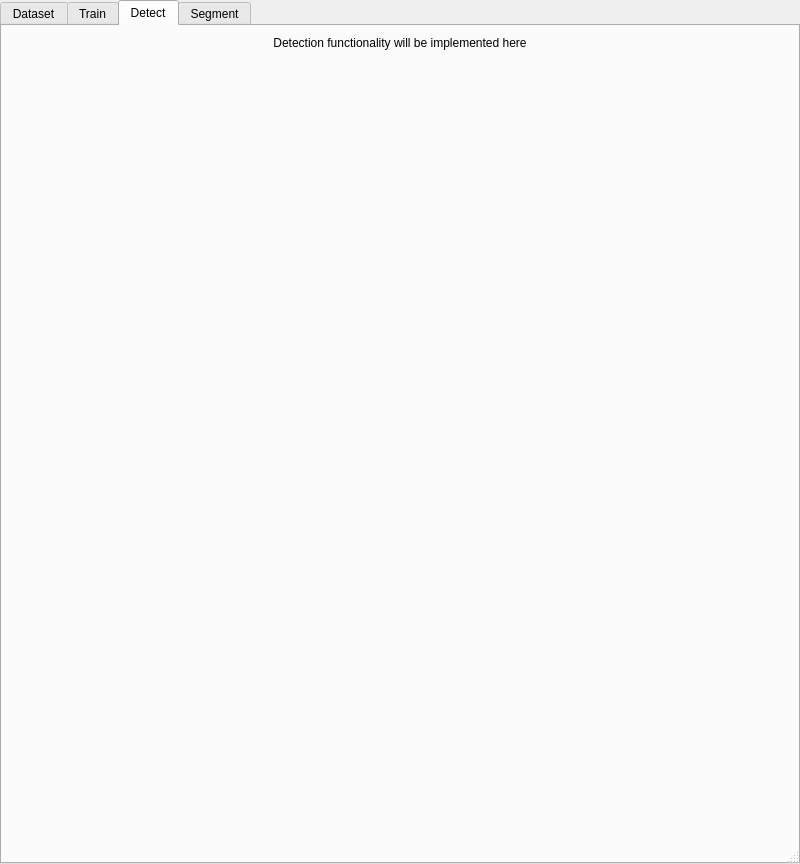
First picture: the form in yolo_qgis_dialog_base.ui, repository santerr80/yolo_qgis, before the edit.
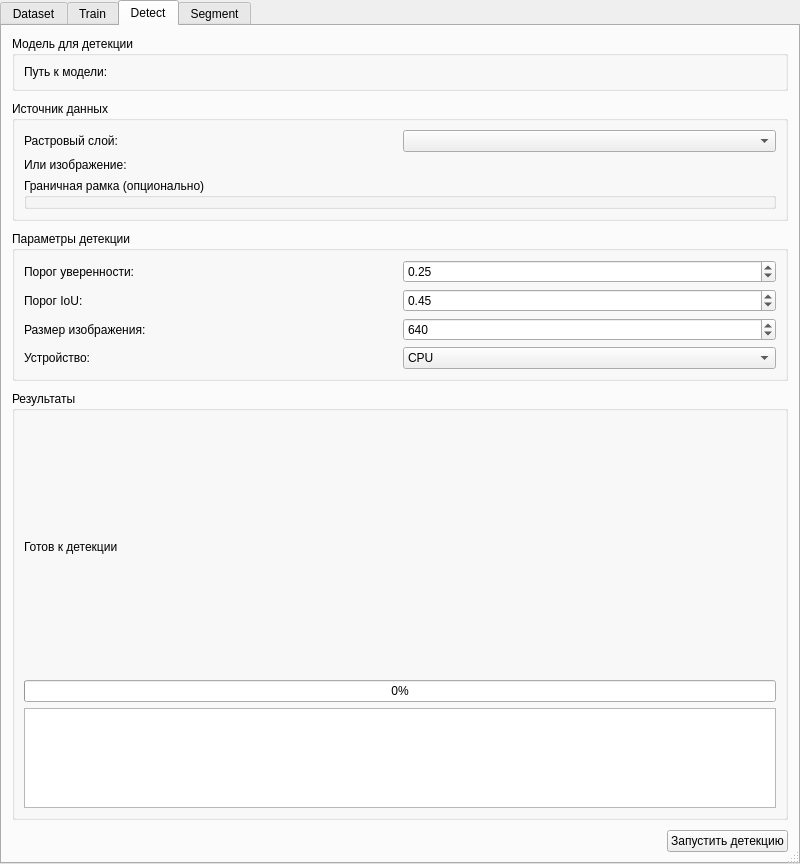
Second picture: the form after the edit. The open tabs and pages were chosen to show the change. Icons and pictures are not drawn. Custom widgets are drawn as their Qt base class.

Commit message: Implement detection functionality in YOLO QGIS dialog

Diff of the .ui file:
```diff
--- a/yolo_qgis_dialog_base.ui
+++ b/yolo_qgis_dialog_base.ui
@@ -1595,27 +1595,226 @@
         <number>10</number>
        </property>
        <item>
-        <widget class="QLabel" name="detectLabel">
-         <property name="text">
-          <string>Detection functionality will be implemented here</string>
+        <widget class="QGroupBox" name="groupBoxDetectionModel">
+         <property name="title">
+          <string>Модель для детекции</string>
          </property>
-         <property name="alignment">
-          <set>Qt::AlignCenter</set>
+         <layout class="QGridLayout" name="gridLayout_detection_model">
+          <item row="0" column="0">
+           <widget class="QLabel" name="labelDetectionModelPath">
+            <property name="text">
+             <string>Путь к модели:</string>
+            </property>
+           </widget>
+          </item>
+          <item row="0" column="1">
+           <widget class="QgsFileWidget" name="fileWidgetDetectionModel">
+            <property name="filter">
+             <string>PyTorch models (*.pt)</string>
+            </property>
+           </widget>
+          </item>
+         </layout>
+        </widget>
+       </item>
+       <item>
+        <widget class="QGroupBox" name="groupBoxDetectionSource">
+         <property name="title">
+          <string>Источник данных</string>
          </property>
+         <layout class="QGridLayout" name="gridLayout_detection_source">
+          <item row="0" column="0">
+           <widget class="QLabel" name="labelDetectionRaster">
+            <property name="text">
+             <string>Растровый слой:</string>
+            </property>
+           </widget>
+          </item>
+          <item row="0" column="1">
+           <widget class="QgsMapLayerComboBox" name="mMapLayerComboBoxDetectionRaster"/>
+          </item>
+          <item row="1" column="0">
+           <widget class="QLabel" name="labelDetectionImage">
+            <property name="text">
+             <string>Или изображение:</string>
+            </property>
+           </widget>
+          </item>
+          <item row="1" column="1">
+           <widget class="QgsFileWidget" name="fileWidgetDetectionImage">
+            <property name="filter">
+             <string>Images (*.png *.jpg *.jpeg *.tif *.tiff)</string>
+            </property>
+           </widget>
+          </item>
+          <item row="2" column="0" colspan="2">
+           <widget class="QgsExtentGroupBox" name="mExtentGroupBoxDetection">
+            <property name="title">
+             <string>Граничная рамка (опционально)</string>
+            </property>
+           </widget>
+          </item>
+         </layout>
         </widget>
        </item>
        <item>
-        <spacer name="detectSpacer">
-         <property name="orientation">
-          <enum>Qt::Vertical</enum>
+        <widget class="QGroupBox" name="groupBoxDetectionParams">
+         <property name="title">
+          <string>Параметры детекции</string>
          </property>
-         <property name="sizeHint" stdset="0">
-          <size>
-           <width>20</width>
-           <height>40</height>
-          </size>
+         <layout class="QGridLayout" name="gridLayout_detection_params">
+          <item row="0" column="0">
+           <widget class="QLabel" name="labelDetectionConf">
+            <property name="text">
+             <string>Порог уверенности:</string>
+            </property>
+           </widget>
+          </item>
+          <item row="0" column="1">
+           <widget class="QDoubleSpinBox" name="doubleSpinBoxDetectionConf">
+            <property name="decimals">
+             <number>2</number>
+            </property>
+            <property name="maximum">
+             <double>1.000000000000000</double>
+            </property>
+            <property name="singleStep">
+             <double>0.050000000000000</double>
+            </property>
+            <property name="value">
+             <double>0.250000000000000</double>
+            </property>
+           </widget>
+          </item>
+          <item row="1" column="0">
+           <widget class="QLabel" name="labelDetectionIoU">
+            <property name="text">
+             <string>Порог IoU:</string>
+            </property>
+           </widget>
+          </item>
+          <item row="1" column="1">
+           <widget class="QDoubleSpinBox" name="doubleSpinBoxDetectionIoU">
+            <property name="decimals">
+             <number>2</number>
+            </property>
+            <property name="maximum">
+             <double>1.000000000000000</double>
+            </property>
+            <property name="singleStep">
+             <double>0.050000000000000</double>
+            </property>
+            <property name="value">
+             <double>0.450000000000000</double>
+            </property>
+           </widget>
+          </item>
+          <item row="2" column="0">
+           <widget class="QLabel" name="labelDetectionImageSize">
+            <property name="text">
+             <string>Размер изображения:</string>
+            </property>
+           </widget>
+          </item>
+          <item row="2" column="1">
+           <widget class="QSpinBox" name="spinBoxDetectionImageSize">
+            <property name="minimum">
+             <number>320</number>
+            </property>
+            <property name="maximum">
+             <number>2048</number>
+            </property>
+            <property name="singleStep">
+             <number>32</number>
+            </property>
+            <property name="value">
+             <number>640</number>
+            </property>
+            <property name="specialValueText">
+             <string>Автоматически</string>
+            </property>
+           </widget>
+          </item>
+          <item row="3" column="0">
+           <widget class="QLabel" name="labelDetectionDevice">
+            <property name="text">
+             <string>Устройство:</string>
+            </property>
+           </widget>
+          </item>
+          <item row="3" column="1">
+           <widget class="QComboBox" name="comboBoxDetectionDevice">
+            <item>
+             <property name="text">
+              <string>CPU</string>
+             </property>
+            </item>
+            <item>
+             <property name="text">
+              <string>GPU (CUDA)</string>
+             </property>
+            </item>
+           </widget>
+          </item>
+         </layout>
+        </widget>
+       </item>
+       <item>
+        <widget class="QGroupBox" name="groupBoxDetectionOutput">
+         <property name="title">
+          <string>Результаты</string>
          </property>
-        </spacer>
+         <layout class="QVBoxLayout" name="verticalLayout_detection_output">
+          <item>
+           <widget class="QLabel" name="labelDetectionStatus">
+            <property name="text">
+             <string>Готов к детекции</string>
+            </property>
+           </widget>
+          </item>
+          <item>
+           <widget class="QProgressBar" name="progressBarDetection">
+            <property name="value">
+             <number>0</number>
+            </property>
+           </widget>
+          </item>
+          <item>
+           <widget class="QTextEdit" name="textEditDetectionLog" readonly="true">
+            <property name="maximumSize">
+             <size>
+              <width>16777215</width>
+              <height>100</height>
+             </size>
+            </property>
+           </widget>
+          </item>
+         </layout>
+        </widget>
+       </item>
+       <item>
+        <layout class="QHBoxLayout" name="horizontalLayout_detection_buttons">
+         <item>
+          <spacer name="detectButtonSpacer">
+           <property name="orientation">
+            <enum>Qt::Horizontal</enum>
+           </property>
+           <property name="sizeHint" stdset="0">
+            <size>
+             <width>40</width>
+             <height>20</height>
+            </size>
+           </property>
+          </spacer>
+         </item>
+         <item>
+          <widget class="QPushButton" name="pushButtonStartDetection">
+           <property name="text">
+            <string>Запустить детекцию</string>
+           </property>
+          </widget>
+         </item>
+        </layout>
        </item>
       </layout>
      </widget>
@@ -1684,6 +1883,11 @@
    <extends>QComboBox</extends>
    <header>qgsmaplayercombobox.h</header>
   </customwidget>
+  <customwidget>
+   <class>QgsExtentGroupBox</class>
+   <extends>QGroupBox</extends>
+   <header>qgsextentgroupbox.h</header>
+  </customwidget>
  </customwidgets>
  <resources/>
  <connections/>
```
The commit also changes 2 other files.
